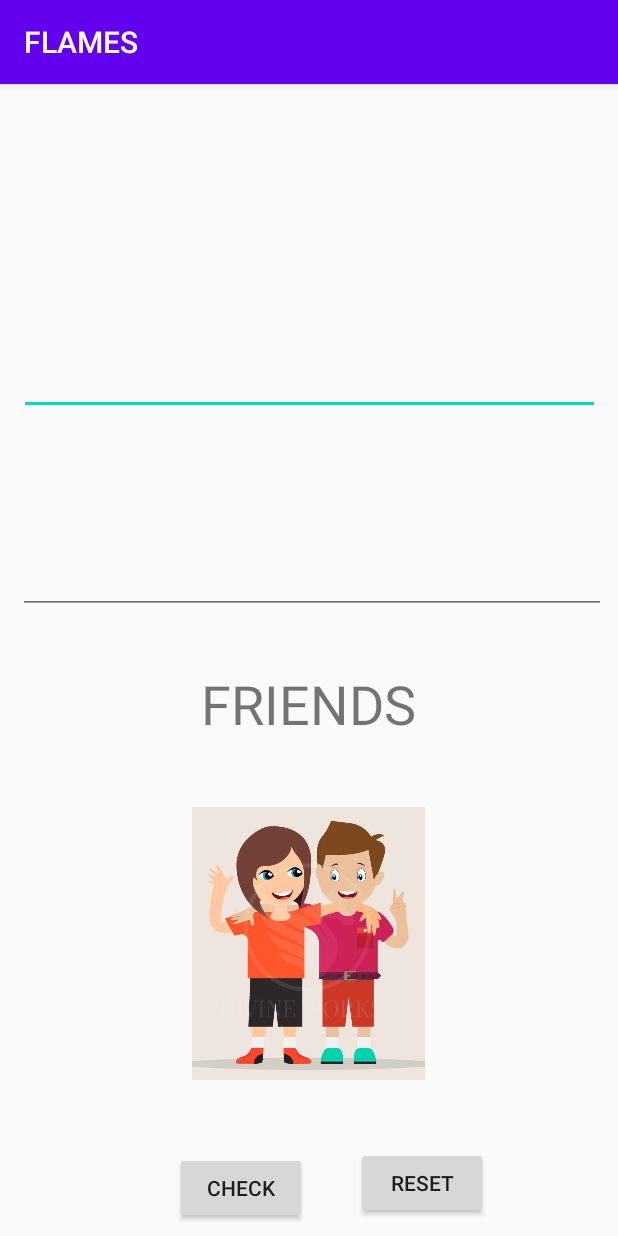
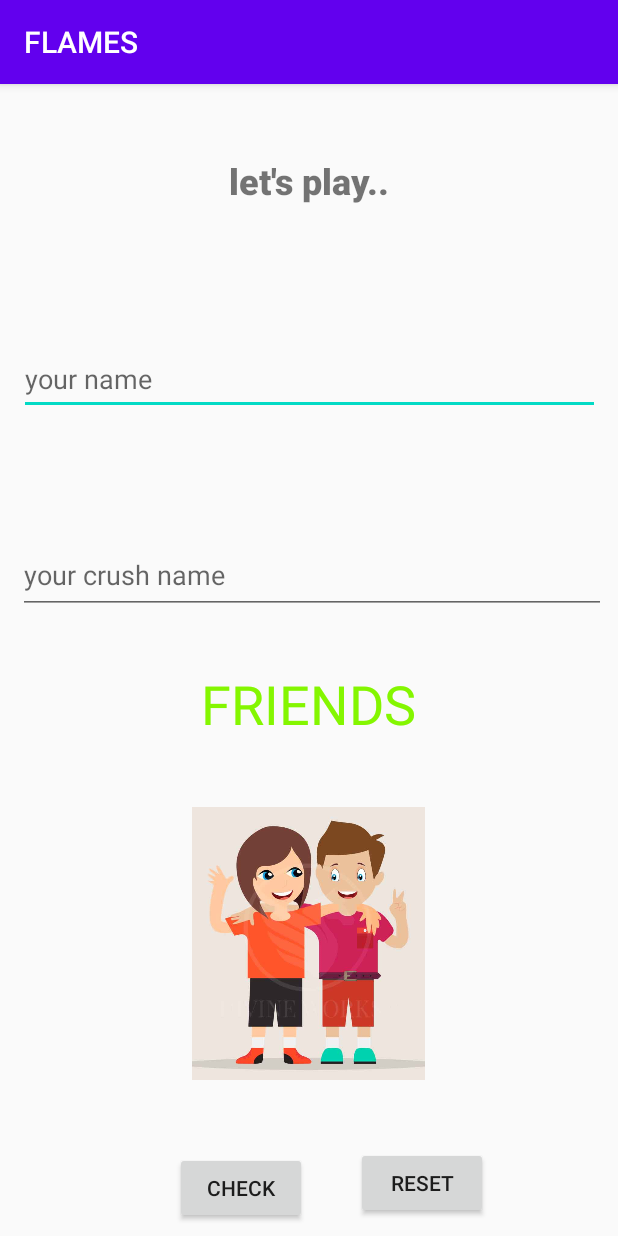
Before and after one commit to guru-dharshan/flames, an Android app: the screen it shows after launch (MainActivity), after a tap on "CHECK", on a phone screen of 412 x 824 dp. Run offline under Robolectric (Android 15) with nearby library versions, the phone set to English and light mode, and no system bars.

Commit message:
final commit

```diff
--- a/app/src/main/java/com/example/flames/MainActivity.java
+++ b/app/src/main/java/com/example/flames/MainActivity.java
@@ -53,18 +53,17 @@ public class MainActivity extends AppCompatActivity {
 
         while(sb3.length()!=1)
         {
-            //int y = c%sb3.length(); ipo run panni pakava? okkkkkk ommala tappu waiiit athu enna thuuuu terlyeee ama call
             int y = f%sb3.length();
             String temp;
 
             if(y!=0)
             {
-                temp = sb3.substring(y)+sb3.substring(0, y-1); // taking substring (counting purpose)
+                temp = sb3.substring(y)+sb3.substring(0, y-1);
 
             }
             else
             {
-                temp = sb3.substring(0, sb3.length()-1); // taking substring (counting purpose)
+                temp = sb3.substring(0, sb3.length()-1);
 
             }
             sb3 = new StringBuilder(temp);
@@ -120,6 +119,7 @@ public class MainActivity extends AppCompatActivity {
 
             name1.setText("");
             name2.setText("");
+            ans.setText("");
             img.setImageResource(R.drawable.flames);
         }
 
--- a/app/src/main/res/layout/activity_main.xml
+++ b/app/src/main/res/layout/activity_main.xml
@@ -17,6 +17,7 @@
         android:layout_marginRight="12dp"
         android:layout_marginBottom="58dp"
         android:ems="10"
+        android:hint="your name"
         android:inputType="textPersonName"
         app:layout_constraintBottom_toTopOf="@+id/editText2"
         app:layout_constraintEnd_toEndOf="parent"
@@ -34,6 +35,7 @@
         android:layout_marginRight="8dp"
         android:layout_marginBottom="408dp"
         android:ems="10"
+        android:hint="your crush name"
         android:inputType="textPersonName"
         app:layout_constraintBottom_toBottomOf="parent"
         app:layout_constraintEnd_toEndOf="parent"
@@ -50,7 +52,7 @@
         android:layout_marginEnd="176dp"
         android:layout_marginRight="176dp"
         android:layout_marginBottom="296dp"
-        android:text="TextView"
+        android:textColor="#84F600"
         android:textSize="36sp"
         app:layout_constraintBottom_toBottomOf="parent"
         app:layout_constraintEnd_toEndOf="parent"
@@ -110,4 +112,17 @@
         app:layout_constraintEnd_toEndOf="parent"
         app:layout_constraintStart_toEndOf="@+id/button"
         app:layout_constraintTop_toBottomOf="@+id/imageView" />
+
+    <TextView
+        android:id="@+id/textView2"
+        android:layout_width="wrap_content"
+        android:layout_height="wrap_content"
+        android:layout_marginBottom="92dp"
+        android:fontFamily="sans-serif-black"
+        android:text="let's play.."
+        android:textSize="24sp"
+        app:layout_constraintBottom_toTopOf="@+id/editText"
+        app:layout_constraintEnd_toEndOf="parent"
+        app:layout_constraintHorizontal_bias="0.5"
+        app:layout_constraintStart_toStartOf="parent" />
 </androidx.constraintlayout.widget.ConstraintLayout>
```
